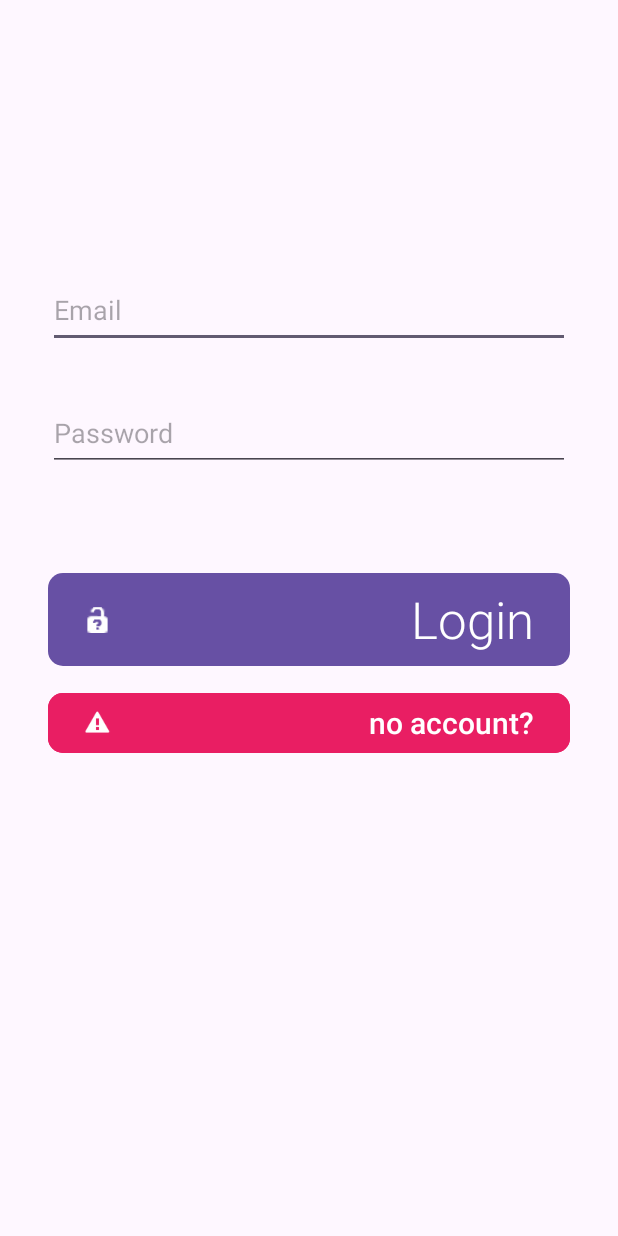
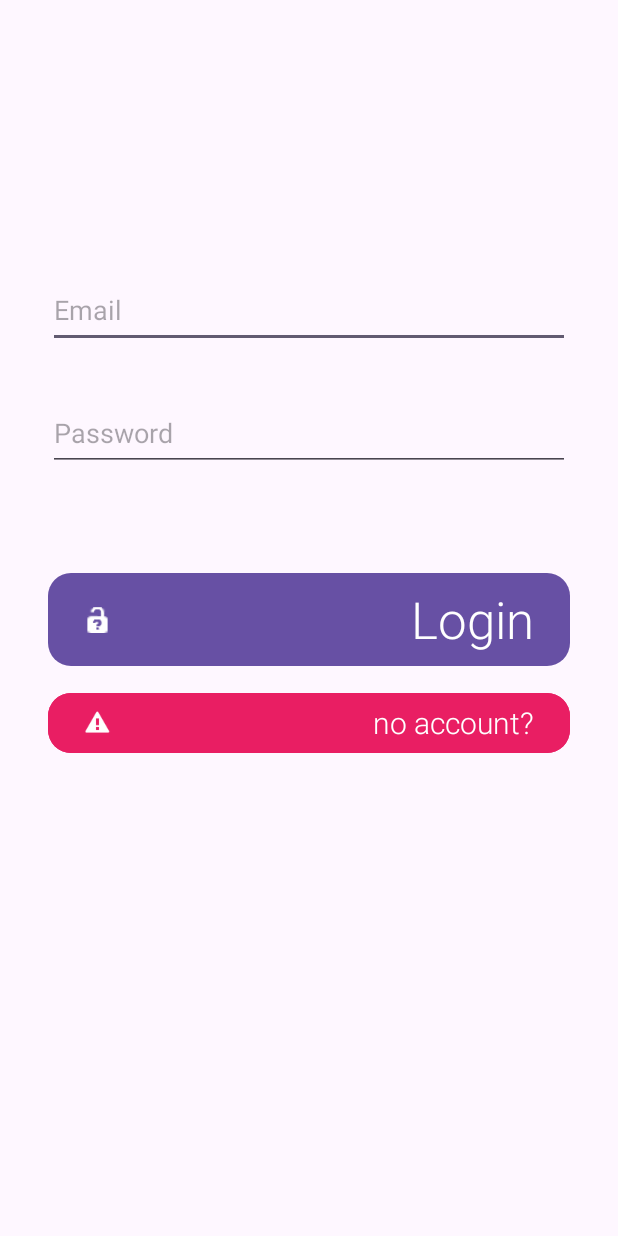
Before and after one commit to Moonshine6475/HackTheHill-Self-Improvement-App, an Android app: the Login screen opened directly, with no data from a screen before it, on a phone screen of 412 x 824 dp. Run offline under Robolectric (Android 15) with nearby library versions, the phone set to English and light mode, and no system bars; 2 statements that could not run were skipped.

Commit message:
basic button functionality (unfinished)

```diff
--- a/app/src/main/res/layout/activity_login.xml
+++ b/app/src/main/res/layout/activity_login.xml
@@ -42,10 +42,11 @@
             android:layout_height="70dp"
             android:layout_marginHorizontal="32dp"
             android:fontFamily="sans-serif-light"
+            android:onClick="loginPressed"
             android:text="Login"
             android:textAlignment="textEnd"
             android:textAppearance="@style/TextAppearance.AppCompat.Display1"
-            app:cornerRadius="10dp"
+            app:cornerRadius="15dp"
             app:icon="@android:drawable/ic_partial_secure" />
 
         <Button
@@ -55,12 +56,13 @@
             android:layout_marginHorizontal="32dp"
             android:layout_marginTop="10dp"
             android:backgroundTint="#E91E63"
-            android:fontFamily="sans-serif-medium"
+            android:fontFamily="sans-serif-light"
+            android:onClick="noAccSignUp"
             android:text="no account?"
             android:textAlignment="textEnd"
             android:textAppearance="@style/TextAppearance.AppCompat.Body1"
             android:textSize="20dp"
-            app:cornerRadius="10dp"
+            app:cornerRadius="15dp"
             app:icon="@android:drawable/stat_sys_warning" />
 
     </LinearLayout>
--- a/app/src/main/res/layout/activity_main.xml
+++ b/app/src/main/res/layout/activity_main.xml
@@ -5,6 +5,7 @@
     android:id="@+id/main"
     android:layout_width="match_parent"
     android:layout_height="match_parent"
+    android:background="@drawable/testbg"
     tools:context=".MainActivity">
 
     <Button
@@ -16,7 +17,7 @@
         android:text="Login"
         android:textAlignment="textEnd"
         android:textAppearance="@style/TextAppearance.AppCompat.Display1"
-        app:cornerRadius="10dp"
+        app:cornerRadius="15dp"
         app:icon="@android:drawable/ic_partial_secure"
         app:layout_constraintBottom_toTopOf="@+id/Register"
         app:layout_constraintEnd_toEndOf="parent"
@@ -32,7 +33,7 @@
         android:text="Register"
         android:textAlignment="textEnd"
         android:textAppearance="@style/TextAppearance.AppCompat.Display1"
-        app:cornerRadius="10dp"
+        app:cornerRadius="15dp"
         app:icon="@android:drawable/ic_secure"
         app:layout_constraintBottom_toBottomOf="parent"
         app:layout_constraintEnd_toEndOf="parent"
```
Also changed, not shown: app/src/main/java/com/example/thehealthapp/Login.java (+17 -0 lines), app/src/main/res/drawable/testbg.png (added).
